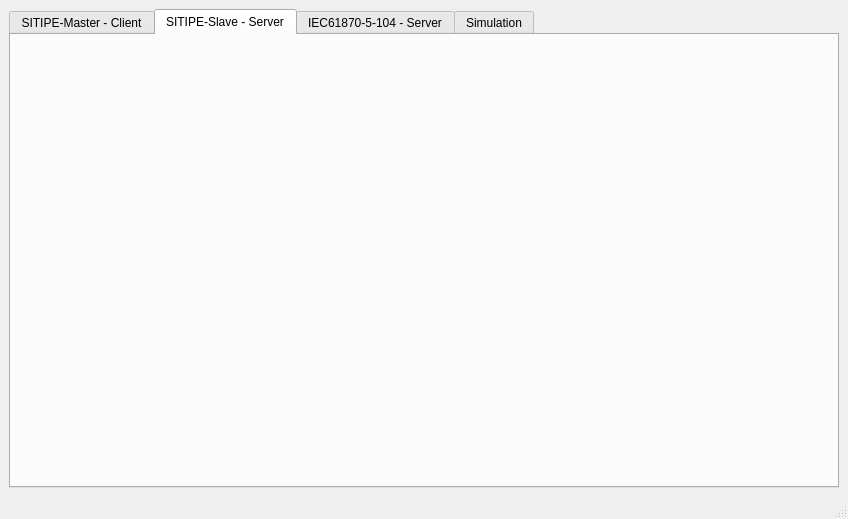
Before: the Qt Designer form examples/QtWidgets/Qt6CMake-main/forms/mainwindow.ui in Pfannex/IEC61850_Qt, drawn with Qt 5.
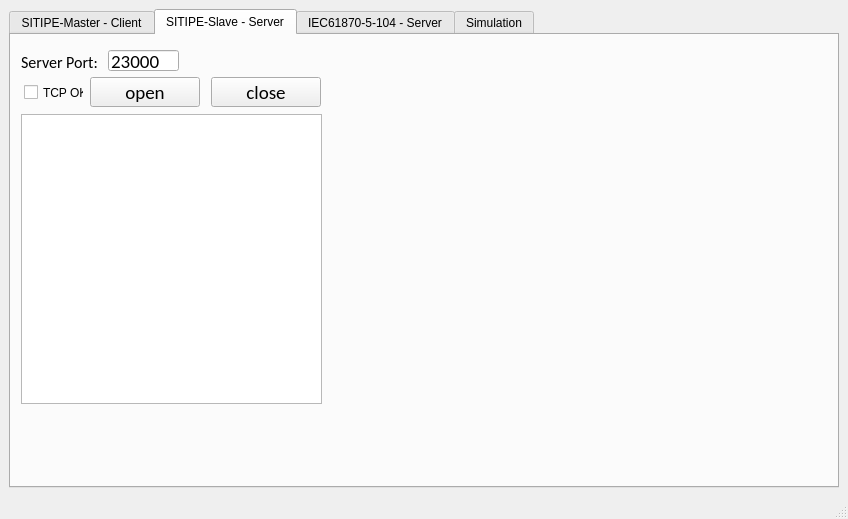
After: the same form once the commit is applied. The open tabs and pages were chosen to show the change.

Commit message: Master connected

```diff
--- a/examples/QtWidgets/Qt6CMake-main/forms/mainwindow.ui
+++ b/examples/QtWidgets/Qt6CMake-main/forms/mainwindow.ui
@@ -2501,6 +2501,144 @@
        <attribute name="title">
         <string>SITIPE-Slave - Server</string>
        </attribute>
+       <widget class="QListWidget" name="lw_STSserverLog">
+        <property name="geometry">
+         <rect>
+          <x>10</x>
+          <y>79</y>
+          <width>301</width>
+          <height>290</height>
+         </rect>
+        </property>
+        <property name="font">
+         <font>
+          <family>Calibri</family>
+          <pointsize>10</pointsize>
+         </font>
+        </property>
+        <property name="autoScroll">
+         <bool>true</bool>
+        </property>
+        <property name="itemAlignment">
+         <set>Qt::AlignRight</set>
+        </property>
+       </widget>
+       <widget class="QPushButton" name="bu_openSTSServer">
+        <property name="geometry">
+         <rect>
+          <x>79</x>
+          <y>42</y>
+          <width>110</width>
+          <height>30</height>
+         </rect>
+        </property>
+        <property name="font">
+         <font>
+          <family>Calibri</family>
+          <pointsize>14</pointsize>
+         </font>
+        </property>
+        <property name="text">
+         <string>open</string>
+        </property>
+       </widget>
+       <widget class="QLineEdit" name="tb_STSport">
+        <property name="geometry">
+         <rect>
+          <x>97</x>
+          <y>15</y>
+          <width>71</width>
+          <height>21</height>
+         </rect>
+        </property>
+        <property name="font">
+         <font>
+          <family>Calibri</family>
+          <pointsize>14</pointsize>
+         </font>
+        </property>
+        <property name="inputMask">
+         <string/>
+        </property>
+        <property name="text">
+         <string>23000</string>
+        </property>
+        <property name="cursorPosition">
+         <number>5</number>
+        </property>
+        <property name="alignment">
+         <set>Qt::AlignLeading|Qt::AlignLeft|Qt::AlignVCenter</set>
+        </property>
+        <property name="placeholderText">
+         <string>33333</string>
+        </property>
+       </widget>
+       <widget class="QCheckBox" name="cb_STSclientConnected">
+        <property name="geometry">
+         <rect>
+          <x>13</x>
+          <y>43</y>
+          <width>60</width>
+          <height>29</height>
+         </rect>
+        </property>
+        <property name="styleSheet">
+         <string notr="true"/>
+        </property>
+        <property name="text">
+         <string>TCP OK</string>
+        </property>
+        <property name="iconSize">
+         <size>
+          <width>41</width>
+          <height>30</height>
+         </size>
+        </property>
+       </widget>
+       <widget class="QLabel" name="label_5">
+        <property name="geometry">
+         <rect>
+          <x>10</x>
+          <y>12</y>
+          <width>81</width>
+          <height>30</height>
+         </rect>
+        </property>
+        <property name="font">
+         <font>
+          <family>Calibri</family>
+          <pointsize>12</pointsize>
+         </font>
+        </property>
+        <property name="text">
+         <string>Server Port:</string>
+        </property>
+       </widget>
+       <widget class="QPushButton" name="bu_closeSTSServer">
+        <property name="geometry">
+         <rect>
+          <x>200</x>
+          <y>42</y>
+          <width>110</width>
+          <height>30</height>
+         </rect>
+        </property>
+        <property name="font">
+         <font>
+          <family>Calibri</family>
+          <pointsize>14</pointsize>
+         </font>
+        </property>
+        <property name="text">
+         <string>close</string>
+        </property>
+        <property name="default">
+         <bool>false</bool>
+        </property>
+        <property name="flat">
+         <bool>false</bool>
+        </property>
+       </widget>
       </widget>
       <widget class="QWidget" name="IEC104">
        <attribute name="title">
```
Left out of the diff: 2 changed lines with no effect on the pictures. The commit also changes 5 other files.
